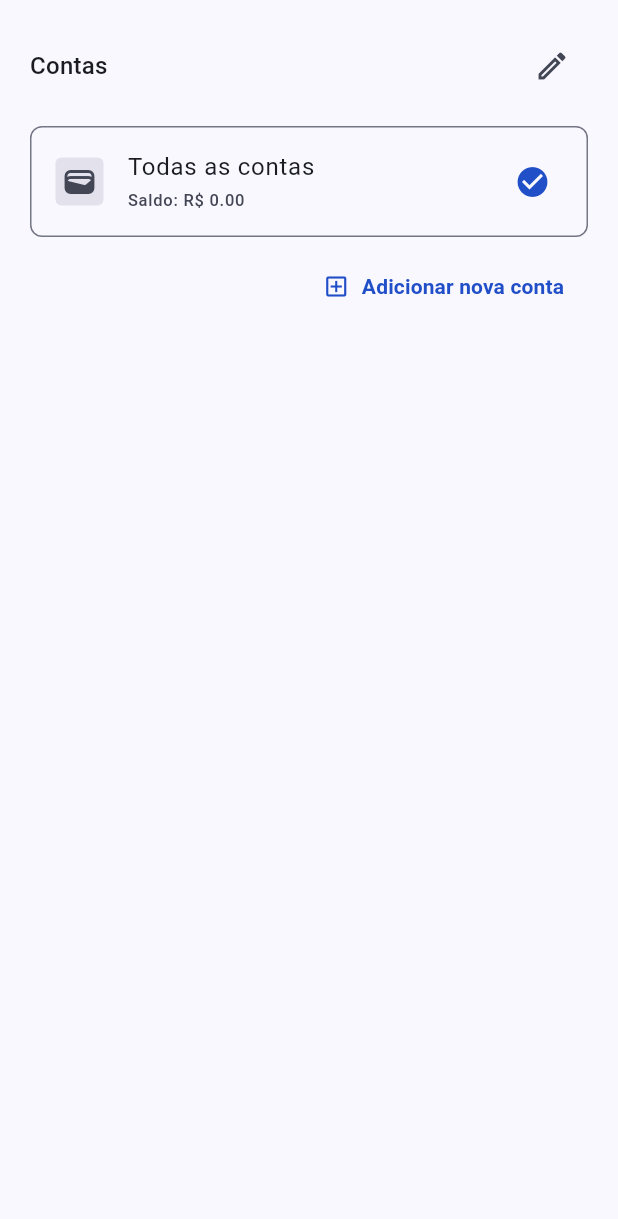
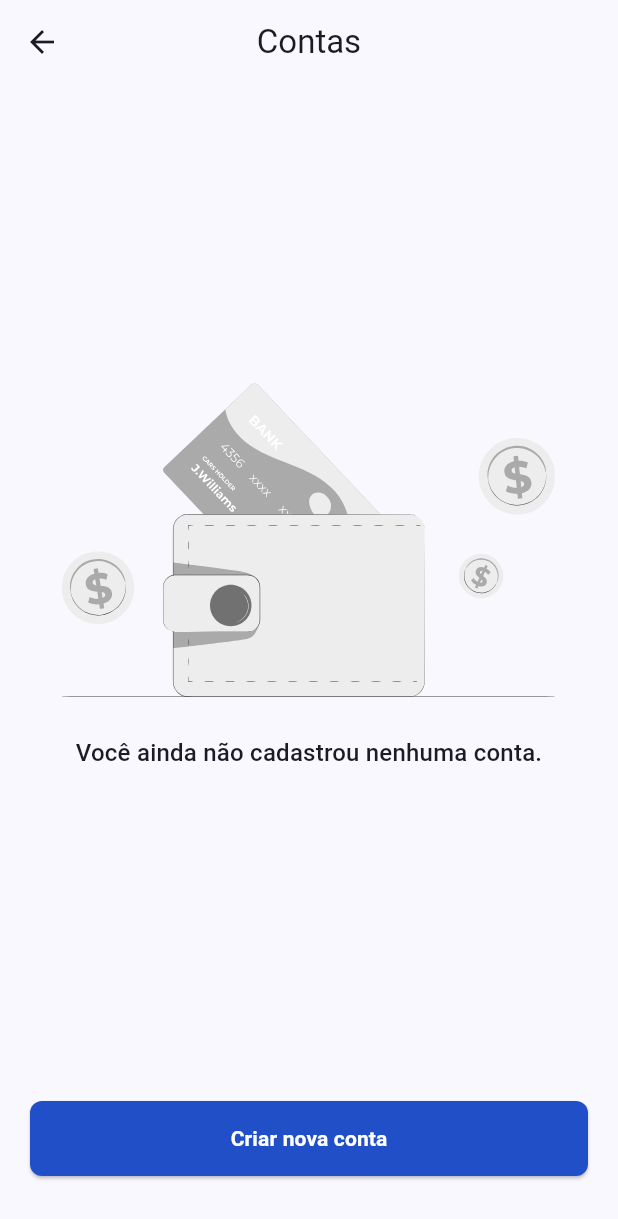
Before and after one commit to LuizHFJesus/konta_app, a Flutter app: the AccountSelectorBottomSheet widget shown alone on an empty page, opened directly, after a tap on the "edit" icon, on a phone screen of 412 x 824 dp. Shown: the top 1219 px of the screen. Run offline on Flutter 3.47's test engine with Material 3 defaults, Android fonts, the phone set to English and light mode, and no system bars; our stand-ins replace flutter_svg, get, get_it, go_router, google_fonts; missing offline and left inert: dart_either; accounts and stored records are empty; Roboto replaces fonts that are missing (Vazirmatn).

Commit message:
feat(accounts): implement accounts view

```diff
--- a/lib/app/navigation/app_routes.dart
+++ b/lib/app/navigation/app_routes.dart
@@ -4,4 +4,5 @@ class AppRoutes {
   static const String reports = '/reports';
   static const String reminder = '/reminder';
   static const String profile = '/profile';
+  static const String accounts = '/accounts';
 }
--- a/lib/feature/accounts/ui/bottom_sheets/account_selector_bottom_sheet.dart
+++ b/lib/feature/accounts/ui/bottom_sheets/account_selector_bottom_sheet.dart
@@ -1,5 +1,6 @@
 import 'package:flutter/material.dart';
 import 'package:get/get.dart';
+import 'package:go_router/go_router.dart';
 import 'package:konta_app/app/di/dependency_injection.dart';
 import 'package:konta_app/common/widgets/custom_elevated_button.dart';
 import 'package:konta_app/common/widgets/custom_text_button.dart';
@@ -17,10 +18,10 @@ class AccountSelectorBottomSheet extends StatelessWidget {
     return Obx(() {
       if (controller.isLoading) {
         return Container(
-          width: double.maxFinite, // modal vai até as bordas laterais
+          width: double.maxFinite,
           padding: const EdgeInsets.fromLTRB(20, 20, 20, 40),
           child: const Column(
-            mainAxisSize: MainAxisSize.min, // só a altura necessária
+            mainAxisSize: MainAxisSize.min,
             mainAxisAlignment: MainAxisAlignment.center,
             children: [
               SizedBox(
@@ -65,9 +66,7 @@ class AccountSelectorBottomSheet extends StatelessWidget {
                 Text('Contas', style: theme.textTheme.titleMedium),
                 IconButton(
                   icon: const Icon(Icons.edit_outlined),
-                  onPressed: () {
-                    // context.go('/accounts');
-                  },
+                  onPressed: () => context.push('/accounts'),
                 ),
               ],
             ),
@@ -107,9 +106,7 @@ class AccountSelectorBottomSheet extends StatelessWidget {
                 color: theme.colorScheme.primary,
               ),
               text: 'Adicionar nova conta',
-              onPressed: () => {
-                // context.go('/accounts');
-              },
+              onPressed: () => context.push('/accounts'),
             ),
           ],
         ),
--- /dev/null
+++ b/lib/feature/accounts/ui/views/accounts_view.dart
@@ -0,0 +1,117 @@
+import 'package:flutter/material.dart';
+import 'package:flutter_svg/flutter_svg.dart';
+import 'package:get/get_state_manager/src/rx_flutter/rx_obx_widget.dart';
+import 'package:go_router/go_router.dart';
+import 'package:konta_app/app/di/dependency_injection.dart';
+import 'package:konta_app/common/widgets/custom_elevated_button.dart';
+import 'package:konta_app/feature/accounts/ui/controllers/accounts_controller.dart';
+import 'package:konta_app/feature/accounts/ui/widgets/account_tile.dart';
+
+class AccountsView extends StatelessWidget {
+  const AccountsView({super.key});
+
+  @override
+  Widget build(BuildContext context) {
+    final controller = getIt<AccountsController>();
+    final theme = Theme.of(context);
+
+    return Scaffold(
+      appBar: AppBar(
+        title: const Text('Contas'),
+        centerTitle: true,
+        leading: IconButton(
+          icon: const Icon(Icons.arrow_back),
+          onPressed: () => context.pop(),
+        ),
+      ),
+      body: Obx(() {
+        if (controller.isLoading) return _buildLoadingState();
+        if (controller.errorMessage != '') {
+          return _buildErrorState(controller, theme);
+        }
+
+        if (controller.accounts.isEmpty) return _buildEmptyState(context);
+
+        return ListView.separated(
+          itemCount: controller.accounts.length,
+          padding: const EdgeInsets.all(20),
+          separatorBuilder: (context, index) => const SizedBox(height: 12),
+          itemBuilder: (context, index) {
+            final account = controller.accounts[index];
+
+            return AccountTile(
+              icon: account.icon,
+              color: account.color,
+              name: account.name,
+              balance: account.balance,
+              trailing: const Icon(Icons.arrow_forward_ios),
+              onTap: () {
+                // context.push('/accounts/edit');
+              },
+            );
+          },
+        );
+      }),
+
+      bottomNavigationBar: Padding(
+        padding: const EdgeInsets.fromLTRB(20, 20, 20, 40),
+        child: controller.errorMessage == ''
+            ? CustomElevatedButton(
+                text: 'Criar nova conta',
+                onPressed: () {
+                  // context.push('/accounts/create');
+                },
+              )
+            : CustomElevatedButton(
+                text: 'Tentar novamente',
+                onPressed: controller.listenToAccounts,
+              ),
+      ),
+    );
+  }
+
+  Widget _buildLoadingState() {
+    return const Center(
+      child: SizedBox(
+        height: 96,
+        width: 96,
+        child: CircularProgressIndicator(),
+      ),
+    );
+  }
+
+  Widget _buildErrorState(AccountsController controller, ThemeData theme) {
+    return Center(
+      child: Padding(
+        padding: const EdgeInsets.fromLTRB(20, 20, 20, 40),
+        child: Text(
+          'Erro: ${controller.errorMessage}',
+          style: theme.textTheme.headlineMedium,
+        ),
+      ),
+    );
+  }
+
+  Widget _buildEmptyState(BuildContext context) {
+    return Center(
+      child: Padding(
+        padding: const EdgeInsets.all(20),
+        child: Column(
+          mainAxisAlignment: MainAxisAlignment.center,
+          children: [
+            SvgPicture.asset(
+              'assets/wallet-no-accounts.svg',
+              width: MediaQuery.of(context).size.width * 0.8,
+            ),
+            const SizedBox(height: 24),
+            Text(
+              'Você ainda não cadastrou nenhuma conta.',
+              style: Theme.of(context).textTheme.titleMedium,
+              textAlign: TextAlign.center,
+            ),
+          ],
+        ),
+      ),
+    );
+  }
+}
--- a/lib/feature/accounts/ui/widgets/account_selector_tile.dart
+++ b/lib/feature/accounts/ui/widgets/account_selector_tile.dart
@@ -1,4 +1,5 @@
 import 'package:flutter/material.dart';
+import 'package:konta_app/feature/accounts/ui/widgets/account_tile.dart';
 
 class AccountSelectorTile extends StatelessWidget {
   const AccountSelectorTile({
@@ -22,35 +23,18 @@ class AccountSelectorTile extends StatelessWidget {
   Widget build(BuildContext context) {
     final theme = Theme.of(context);
 
-    return ListTile(
-      leading: Container(
-        height: 32,
-        width: 32,
-        decoration: BoxDecoration(
-          borderRadius: BorderRadius.circular(4),
-          color: theme.colorScheme.surfaceContainerHighest,
-        ),
-        alignment: Alignment.center,
-        child: Icon(icon, color: color),
-      ),
-      title: Text(name),
-      subtitle: Text(
-        'Saldo: R\$ ${balance.toStringAsFixed(2)}',
-        style: theme.textTheme.labelSmall?.copyWith(
-          color: theme.colorScheme.onSurfaceVariant,
-        ),
-      ),
-      onTap: onTap,
+    return AccountTile(
+      icon: icon,
+      color: color,
+      name: name,
+      balance: balance,
       trailing: isSelected
           ? Icon(
               Icons.check_circle,
               color: theme.colorScheme.primary,
             )
           : null,
-      shape: RoundedRectangleBorder(
-        side: BorderSide(color: theme.colorScheme.outline),
-        borderRadius: BorderRadius.circular(8),
-      ),
+      onTap: onTap,
     );
   }
 }
--- /dev/null
+++ b/lib/feature/accounts/ui/widgets/account_tile.dart
@@ -0,0 +1,51 @@
+import 'package:flutter/material.dart';
+
+class AccountTile extends StatelessWidget {
+  const AccountTile({
+    required this.icon,
+    required this.color,
+    required this.name,
+    required this.balance,
+    required this.trailing,
+    required this.onTap,
+    super.key,
+  });
+
+  final IconData icon;
+  final Color color;
+  final String name;
+  final double balance;
+  final Widget? trailing;
+  final VoidCallback onTap;
+
+  @override
+  Widget build(BuildContext context) {
+    final theme = Theme.of(context);
+
+    return ListTile(
+      leading: Container(
+        height: 32,
+        width: 32,
+        decoration: BoxDecoration(
+          borderRadius: BorderRadius.circular(4),
+          color: theme.colorScheme.surfaceContainerHighest,
+        ),
+        alignment: Alignment.center,
+        child: Icon(icon, color: color),
+      ),
+      title: Text(name),
+      subtitle: Text(
+        'Saldo: R\$ ${balance.toStringAsFixed(2)}',
+        style: theme.textTheme.labelSmall?.copyWith(
+          color: theme.colorScheme.onSurfaceVariant,
+        ),
+      ),
+      onTap: onTap,
+      trailing: trailing,
+      shape: RoundedRectangleBorder(
+        side: BorderSide(color: theme.colorScheme.outline),
+        borderRadius: BorderRadius.circular(8),
+      ),
+    );
+  }
+}
--- a/pubspec.yaml
+++ b/pubspec.yaml
@@ -69,6 +69,7 @@ flutter:
   assets:
     - assets/app_logo_primary.svg
     - assets/app_logo_white.svg
+    - assets/wallet-no-accounts.svg
 
   # An image asset can refer to one or more resolution-specific "variants", see
   # https://flutter.dev/to/resolution-aware-images
```
Also changed, not shown: lib/app/navigation/app_router.dart (+7 -0 lines), assets/wallet-no-accounts.svg (added).
